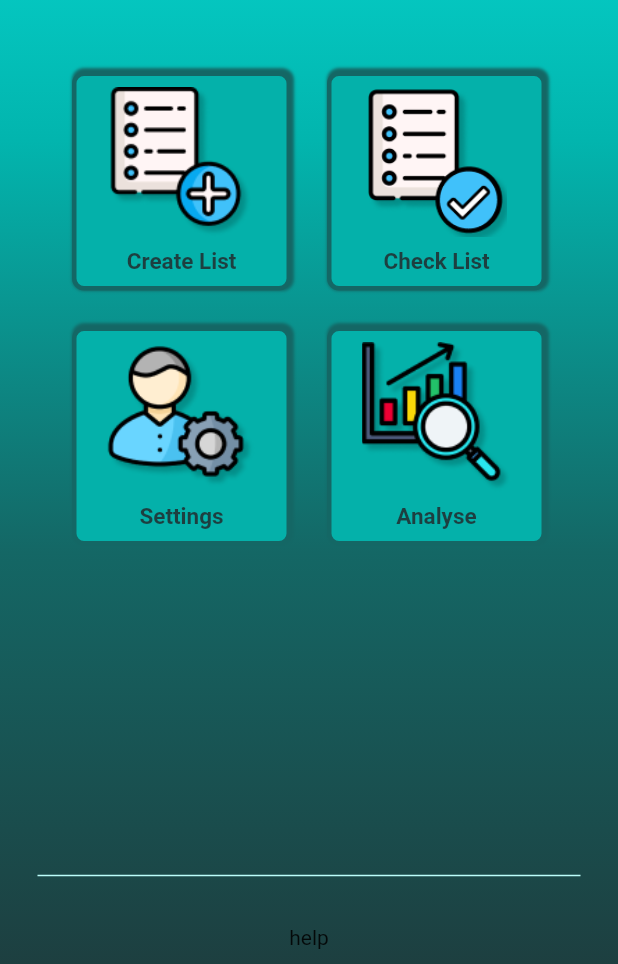
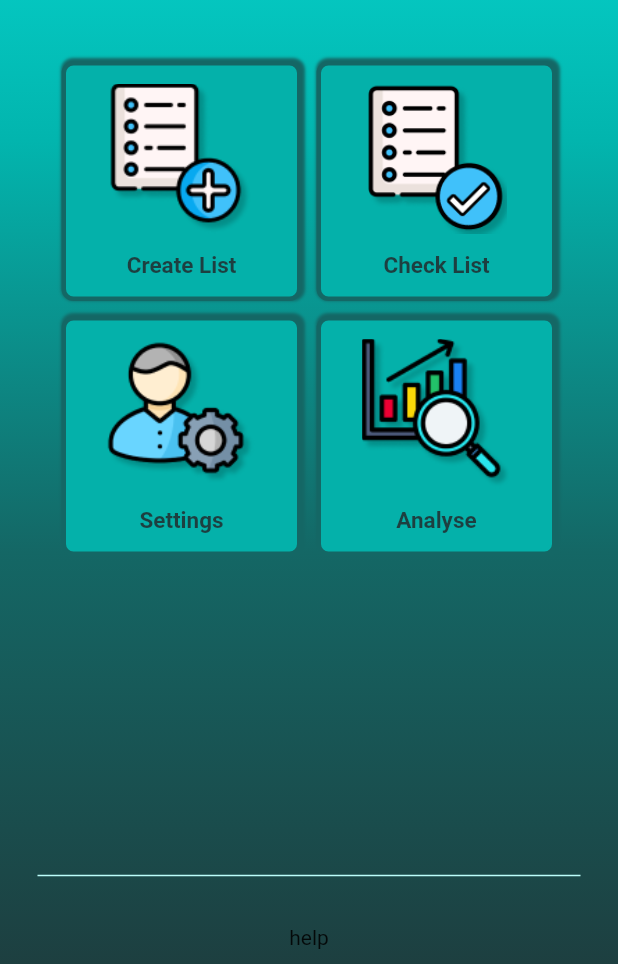
Before and after one commit to ListMe-MP/list_me, a Flutter app: the screen it shows after launch, after a tap on "skip", after a tap on "done", on a phone screen of 412 x 824 dp, the part 272-1236 px from its top. Run offline on Flutter 3.47's test engine with Material 2 defaults, Android fonts, the phone set to English and light mode, and no system bars; drawn by our look-alikes of toggle_switch; our stand-ins replace google_fonts, ionicons, smooth_page_indicator, syncfusion_flutter_charts; Roboto replaces fonts that are missing (Castoro).

Commit message:
fixed some overflowed issues

```diff
--- a/lib/components/buttons.dart
+++ b/lib/components/buttons.dart
@@ -18,7 +18,7 @@ class ButtonItemTile extends StatelessWidget {
   @override
   Widget build(BuildContext context) {
     return Padding(
-      padding: const EdgeInsets.all(12.0),
+      padding: const EdgeInsets.all(5.0),
       child: Container(
         decoration: BoxDecoration(
             color: Color.fromRGBO(4, 177, 170, 1),
@@ -39,6 +39,7 @@ class ButtonItemTile extends StatelessWidget {
           padding: const EdgeInsets.all(0.0),
           child: MaterialButton(
             onPressed: onPressed,
+            child: Expanded(
               child: Column(
                 mainAxisAlignment: MainAxisAlignment.spaceEvenly,
                 children: [
@@ -58,6 +59,7 @@ class ButtonItemTile extends StatelessWidget {
             ),
           ),
         ),
+      ),
     );
   }
 }
--- a/lib/onboarding_screen.dart
+++ b/lib/onboarding_screen.dart
@@ -49,7 +49,7 @@ class _OnBoardingScreenState extends State<OnBoardingScreen> {
               // screen 1
               Center(
                 child: Container(
-                  alignment: const Alignment(0, 0.25),
+                  alignment: const Alignment(0, 0.3),
                   child: Text(
                       '"Make\nGrocery Shopping\nA Breeze\nWith\nOur\nList Me!"',
                       textAlign: TextAlign.center,
```
Lines whose indentation alone changed are shown as unchanged.
